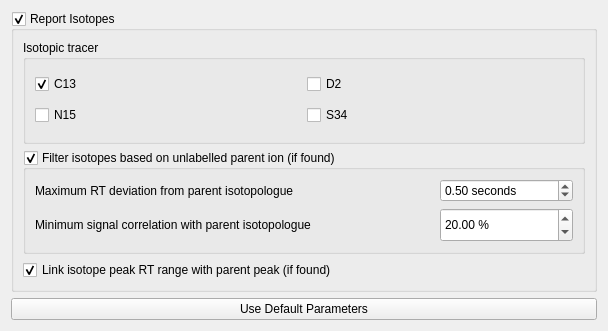
This is src/gui/mzroll/forms/isotopedialog.ui in ElucidataInc/ElMaven as Qt 5 draws it before an edit. The edited form follows.
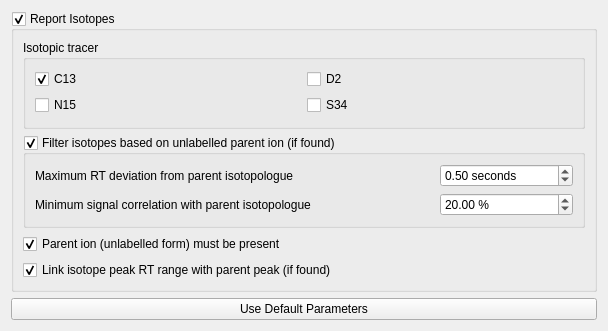
This is the edited form.

Commit message: [Ftr] Option to mandate presence of parent ion

The edit to the form file:
```diff
--- a/src/gui/mzroll/forms/isotopedialog.ui
+++ b/src/gui/mzroll/forms/isotopedialog.ui
@@ -154,6 +154,19 @@
         </layout>
        </widget>
       </item>
+      <item>
+       <widget class="QCheckBox" name="parentIsotopeRequired">
+        <property name="toolTip">
+         <string>If checked, the search for labelled isotopologues of a metabolite will depend on whether its unlabelled ion was found or not.</string>
+        </property>
+        <property name="text">
+         <string>Parent ion (unlabelled form) must be present</string>
+        </property>
+        <property name="checked">
+         <bool>true</bool>
+        </property>
+       </widget>
+      </item>
       <item>
        <widget class="QCheckBox" name="linkIsotopeRtRange">
         <property name="text">
```
The commit also changes 16 other files.
